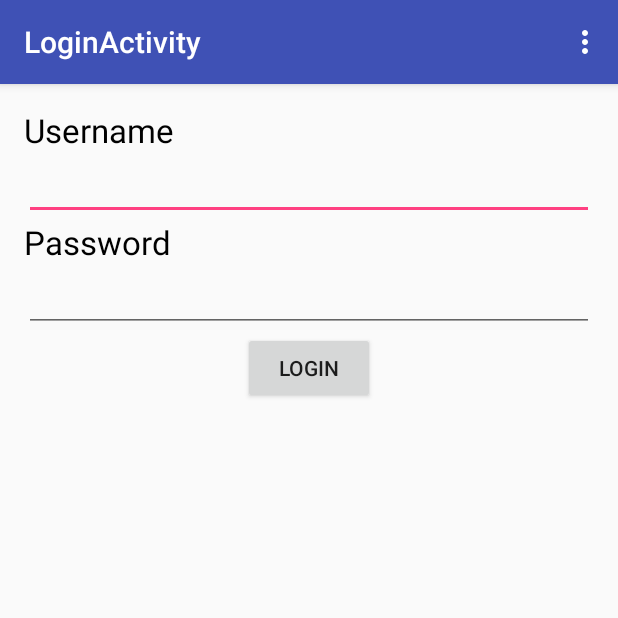
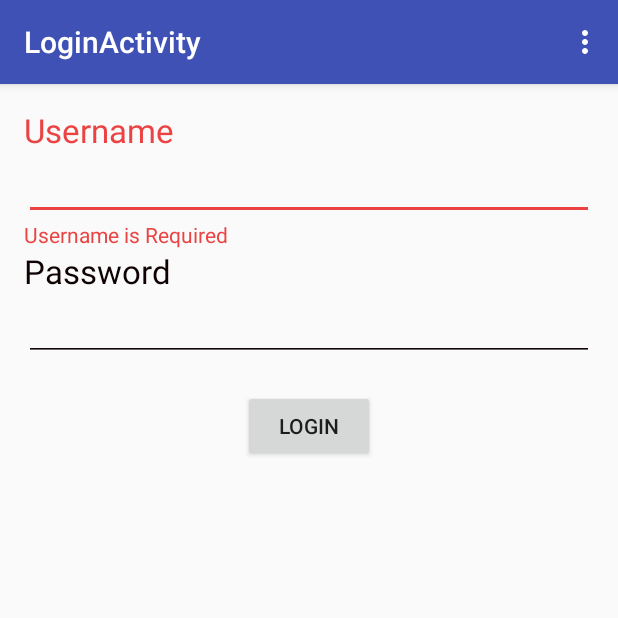
Before and after one commit to SimonYMecksavanh/Assignment6, an Android app: the screen it shows after launch (LoginActivity), after a tap on "LOGIN", on a phone screen of 412 x 824 dp, the top half of it. Run offline under Robolectric (Android 15) with nearby library versions, the phone set to English and light mode, and no system bars.

Commit message:
Finished error validation

```diff
--- a/app/src/main/java/starter/ca/qc/johnabbott/cs/cs616/starter/notes/LoginActivityFragment.java
+++ b/app/src/main/java/starter/ca/qc/johnabbott/cs/cs616/starter/notes/LoginActivityFragment.java
@@ -1,6 +1,7 @@
 package starter.ca.qc.johnabbott.cs.cs616.starter.notes;
 
 import android.content.Intent;
+import android.graphics.PorterDuff;
 import android.support.v4.app.Fragment;
 import android.os.Bundle;
 import android.view.LayoutInflater;
@@ -8,6 +9,7 @@ import android.view.View;
 import android.view.ViewGroup;
 import android.widget.Button;
 import android.widget.EditText;
+import android.widget.TextView;
 import android.widget.Toast;
 
 import starter.ca.qc.johnabbott.cs.cs616.starter.notes.server.AsyncHttpRequest;
@@ -23,6 +25,10 @@ public class LoginActivityFragment extends Fragment {
     private Button loginButton;
     private EditText usernameText;
     private EditText passwordText;
+    private TextView errorUsernameText;
+    private TextView errorPasswordText;
+    private TextView usernameLabel;
+    private TextView passwordLabel;
 
     public LoginActivityFragment() {
     }
@@ -35,11 +41,35 @@ public class LoginActivityFragment extends Fragment {
         loginButton = (Button) root.findViewById(R.id.login_button);
         usernameText = (EditText) root.findViewById(R.id.username_editText);
         passwordText = (EditText) root.findViewById(R.id.password_editText);
+        errorUsernameText = (TextView) root.findViewById(R.id.errorUsername_textView);
+        errorPasswordText = (TextView) root.findViewById(R.id.errorPassword_textView);
+        usernameLabel = (TextView) root.findViewById(R.id.username_textView);
+        passwordLabel = (TextView) root.findViewById(R.id.password_textView);
+
 
         loginButton.setOnClickListener(new View.OnClickListener() {
             @Override
             public void onClick(View v) {
-                validUser();
+                //Set default colros
+                usernameText.getBackground().setColorFilter(getResources().getColor(R.color.defaultColor), PorterDuff.Mode.SRC_ATOP);
+                passwordText.getBackground().setColorFilter(getResources().getColor(R.color.defaultColor), PorterDuff.Mode.SRC_ATOP);
+                usernameLabel.setTextColor(getResources().getColor(R.color.defaultColor));
+                passwordLabel.setTextColor(getResources().getColor(R.color.defaultColor));
+                //Clear the error text
+                errorUsernameText.setText("");
+                errorPasswordText.setText("");
+                //Display error for missing username
+                if(usernameText.getText().toString().isEmpty()){
+                    usernameText.getBackground().setColorFilter(getResources().getColor(R.color.errorColor), PorterDuff.Mode.SRC_ATOP);
+                    usernameLabel.setTextColor(getResources().getColor(R.color.errorColor));
+                    errorUsernameText.setText("Username is Required");
+                //Display error for missing password
+                }else if(passwordText.getText().toString().isEmpty()){
+                    passwordText.getBackground().setColorFilter(getResources().getColor(R.color.errorColor), PorterDuff.Mode.SRC_ATOP);
+                    passwordLabel.setTextColor(getResources().getColor(R.color.errorColor));
+                    errorPasswordText.setText("Password is Required");
+                }else
+                    validUser();
             }
         });
 
@@ -63,15 +93,22 @@ public class LoginActivityFragment extends Fragment {
                         startActivityForResult(intent, 123);
                         valid[0] = true;
                     }else{
+                        //Display erros for invalid password
                         passwordText.setText("");
                         Toast.makeText(getContext(), "Invalid Password", Toast.LENGTH_LONG).show();
+                        passwordLabel.setTextColor(getResources().getColor(R.color.errorColor));
+                        passwordText.getBackground().setColorFilter(getResources().getColor(R.color.errorColor), PorterDuff.Mode.SRC_ATOP);
+                        errorPasswordText.setText("Invalid Password");
                         valid[0] = false;
                     }
 
                 }else{
-                    usernameText.setText("");
+                    //Display error for invalid user
                     passwordText.setText("");
                     Toast.makeText(getContext(), "Invalid User", Toast.LENGTH_LONG).show();
+                    usernameLabel.setTextColor(getResources().getColor(R.color.errorColor));
+                    usernameText.getBackground().setColorFilter(getResources().getColor(R.color.errorColor), PorterDuff.Mode.SRC_ATOP);
+                    errorUsernameText.setText("Invalid User");
                     valid[0] = false;
                 }
             }
--- a/app/src/main/java/starter/ca/qc/johnabbott/cs/cs616/starter/notes/NoteFragment.java
+++ b/app/src/main/java/starter/ca/qc/johnabbott/cs/cs616/starter/notes/NoteFragment.java
@@ -1,5 +1,4 @@
-//package starter.ca.qc.johnabbott.cs.cs616.starter.notes;
-package starter
+package starter.ca.qc.johnabbott.cs.cs616.starter.notes;
 
 import android.support.v4.app.Fragment;
 import android.os.Bundle;
--- a/app/src/main/res/layout/fragment_login.xml
+++ b/app/src/main/res/layout/fragment_login.xml
@@ -27,6 +27,12 @@
     <TextView
         android:layout_width="wrap_content"
         android:layout_height="wrap_content"
+        android:id="@+id/errorUsername_textView"
+        android:textColor="#eb4343" />
+
+    <TextView
+        android:layout_width="wrap_content"
+        android:layout_height="wrap_content"
         android:text="Password"
         android:id="@+id/password_textView"
         android:textColor="#000000"
@@ -39,6 +45,12 @@
         android:ems="10"
         android:id="@+id/password_editText" />
 
+    <TextView
+        android:layout_width="wrap_content"
+        android:layout_height="wrap_content"
+        android:id="@+id/errorPassword_textView"
+        android:textColor="#eb4343" />
+
     <Button
         android:layout_width="wrap_content"
         android:layout_height="wrap_content"
--- a/app/src/main/res/values/colors.xml
+++ b/app/src/main/res/values/colors.xml
@@ -20,4 +20,7 @@
     <color name="base0D">#66D9EF</color>
     <color name="base0E">#AE81FF</color>
     <color name="base0F">#CC6633</color>
+
+    <color name="errorColor">#eb4343</color>
+    <color name="defaultColor">#FF0E0202</color>
 </resources>
```
